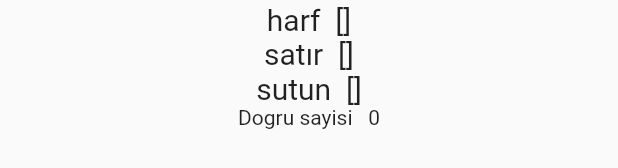
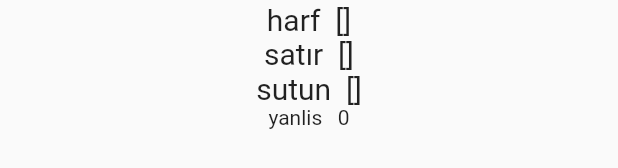
Before and after one commit to silassnbr/Flutter-Word-Game, a Flutter app: the GamePage widget shown alone on an empty page, opened directly with empty values, on a phone screen of 412 x 824 dp. Shown: the part 688-856 px from the top of the screen. Run offline on Flutter 3.47's test engine with Material 2 defaults, Android fonts, the phone set to English and light mode, and no system bars; our stand-ins replace flutter_countdown_timer; missing offline and left inert: dart:ffi.

Commit message:
düzeltme

```diff
--- a/word_game/lib/gamePage.dart
+++ b/word_game/lib/gamePage.dart
@@ -154,7 +154,7 @@ class _GamePageState extends State<GamePage> {
           "sutun  " + widget.game.sutun.toString(),
           style: TextStyle(fontSize: 20),
         ),
-        Text("Dogru sayisi   " + dogru.toString()),
+        Text("yanlis   " + yanlis.toString()),
       ],
     );
   }
--- a/word_game/lib/keyboard.dart
+++ b/word_game/lib/keyboard.dart
@@ -97,7 +97,7 @@ class _GameKeyboardState extends State<GameKeyboard> {
       int ilkEleman = 0;
       if (yanlis == 3) {
         harfler.setRange(0, 8, falling_letters);
-        Timer.periodic(Duration(milliseconds: 100), (timer) {
+        Timer.periodic(Duration(seconds: 1), (timer) {
           setState(() {
             kaydir(ilkEleman);
             ilkEleman += 8;
```
